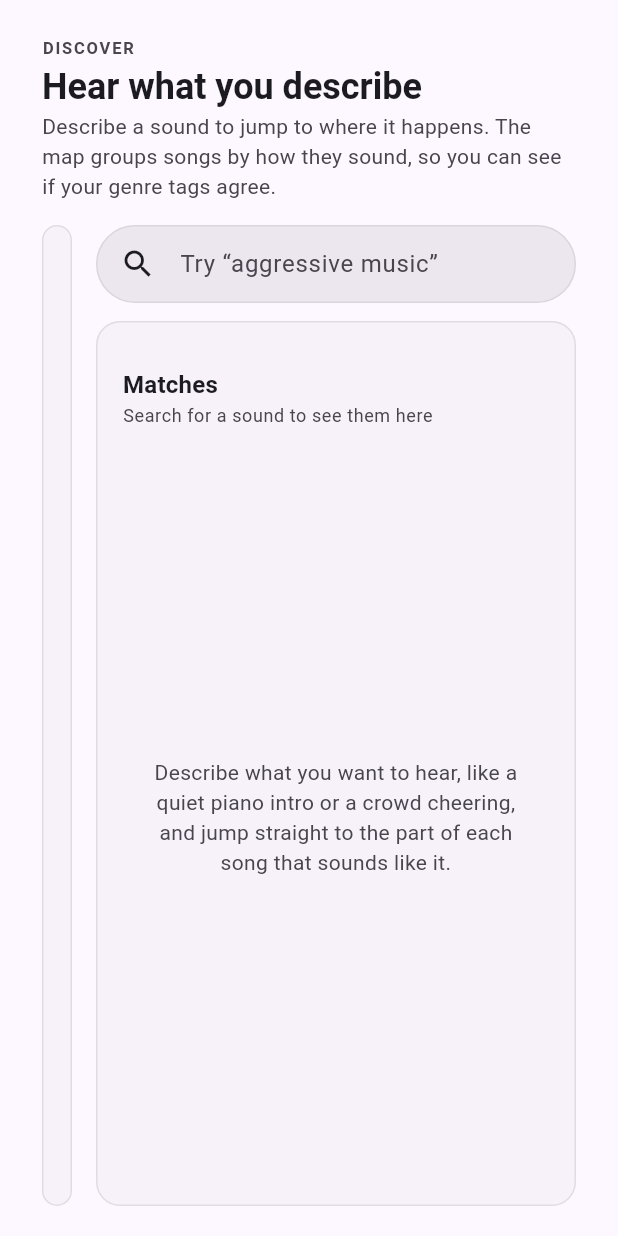
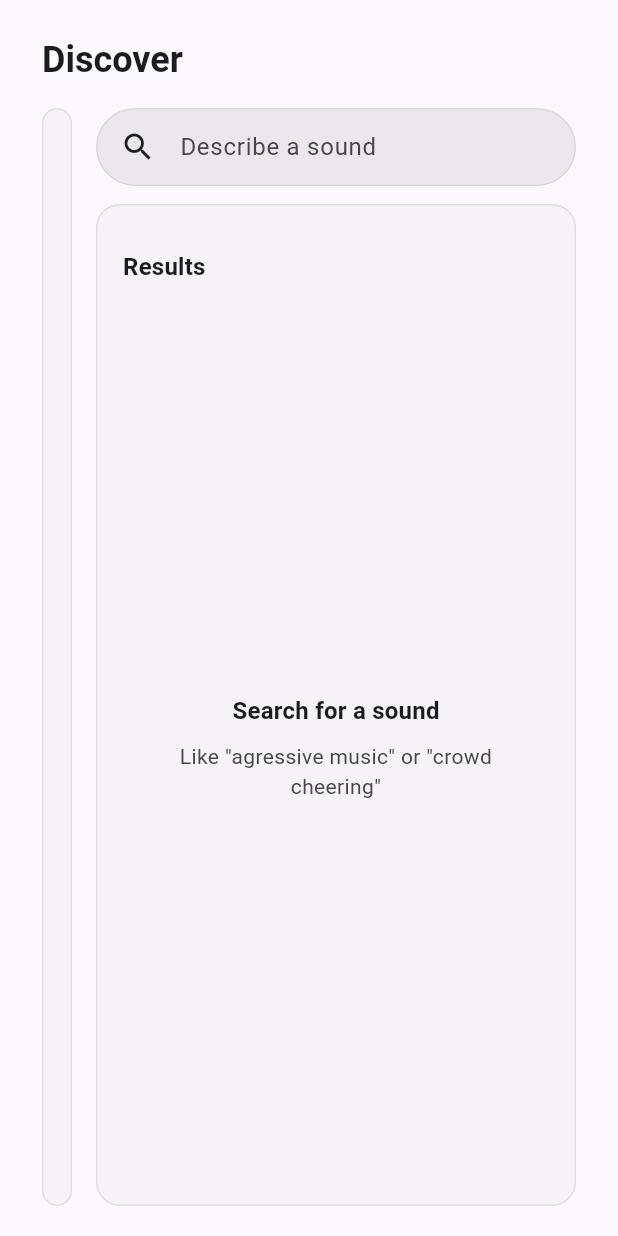
Before and after one commit to jaisawhney/Crate, a Flutter app: the DiscoverScreen widget shown alone on an empty page, opened directly, on a phone screen of 412 x 824 dp. Run offline on Flutter 3.47's test engine with Material 3 defaults, Android fonts, the phone set to English and light mode, and no system bars; our stand-ins replace diacritic, dio, fl_chart, flutter_riverpod, flutter_svg, just_audio and 2 more; missing offline and left inert: audio_metadata_reader, ffmpeg_kit_extended_flutter, file_selector, flutter_edge_ai, flutter_edge_ai_litertlm, just_audio_media_kit and 1 more; generated files the repository leaves out were written again; network calls fail.

Commit message:
Make the UI text plainer

```diff
--- a/lib/ui/core/ui/page_header.dart
+++ b/lib/ui/core/ui/page_header.dart
@@ -1,16 +1,14 @@
 import 'package:material_ui/material_ui.dart';
 
 class PageHeader extends StatelessWidget {
-  final String overline;
   final String title;
-  final String subtitle;
+  final String? subtitle;
   final Widget? trailing;
 
   const PageHeader({
     super.key,
-    required this.overline,
     required this.title,
-    required this.subtitle,
+    this.subtitle,
     this.trailing,
   });
 
@@ -25,10 +23,9 @@ class PageHeader extends StatelessWidget {
           child: Column(
             crossAxisAlignment: CrossAxisAlignment.start,
             children: [
-              Text(overline.toUpperCase(), style: theme.textTheme.labelSmall),
-              const SizedBox(height: 2),
               Text(title, style: theme.textTheme.headlineSmall),
-              Text(subtitle, style: theme.textTheme.bodyMedium),
+              if (subtitle case final subtitle?)
+                Text(subtitle, style: theme.textTheme.bodyMedium),
             ],
           ),
         ),
--- a/lib/ui/core/ui/panel.dart
+++ b/lib/ui/core/ui/panel.dart
@@ -2,14 +2,14 @@ import 'package:material_ui/material_ui.dart';
 
 class Panel extends StatelessWidget {
   final String title;
-  final String subtitle;
+  final String? subtitle;
   final Widget? trailing;
   final Widget child;
 
   const Panel({
     super.key,
     required this.title,
-    required this.subtitle,
+    this.subtitle,
     this.trailing,
     required this.child,
   });
@@ -31,11 +31,14 @@ class Panel extends StatelessWidget {
               titleTextStyle: theme.textTheme.titleMedium,
               subtitleTextStyle: theme.textTheme.bodySmall,
               title: Text(title, maxLines: 1, overflow: TextOverflow.ellipsis),
-              subtitle: Text(
-                subtitle,
-                maxLines: 1,
-                overflow: TextOverflow.ellipsis,
-              ),
+              subtitle: switch (subtitle) {
+                final subtitle? => Text(
+                  subtitle,
+                  maxLines: 1,
+                  overflow: TextOverflow.ellipsis,
+                ),
+                null => null,
+              },
               trailing: trailing,
             ),
             const SizedBox(height: 8),
--- a/lib/ui/discover/widgets/discover_screen.dart
+++ b/lib/ui/discover/widgets/discover_screen.dart
@@ -17,27 +17,14 @@ class DiscoverScreen extends StatelessWidget {
         child: Column(
           crossAxisAlignment: CrossAxisAlignment.stretch,
           children: [
-            const PageHeader(
-              overline: 'Discover',
-              title: 'Hear what you describe',
-              subtitle:
-                  'Describe a sound to jump to where it happens. The map '
-                  'groups songs by how they sound, so you can see if your '
-                  'genre tags agree.',
-            ),
+            const PageHeader(title: 'Discover'),
             const SizedBox(height: 16),
             Expanded(
               child: Row(
                 crossAxisAlignment: CrossAxisAlignment.stretch,
                 children: [
                   const Expanded(
-                    child: Panel(
-                      title: 'Sound map',
-                      subtitle:
-                          'Songs that sound alike sit close together · one '
-                          'dot per song',
-                      child: SoundMap(),
-                    ),
+                    child: Panel(title: 'Sound map', child: SoundMap()),
                   ),
                   const SizedBox(width: 16),
                   SizedBox(
--- a/lib/ui/discover/widgets/now_playing_bar.dart
+++ b/lib/ui/discover/widgets/now_playing_bar.dart
@@ -22,7 +22,6 @@ class NowPlayingBar extends ConsumerWidget {
     );
     final playback = ref.read(playbackProvider.notifier);
     final viewModel = ref.read(discoverViewModelProvider.notifier);
-    final scores = ref.watch(momentScoresProvider).value ?? const [];
 
     var icon = Icons.play_arrow_rounded;
     var tooltip = 'Play';
@@ -65,28 +64,15 @@ class NowPlayingBar extends ConsumerWidget {
               onPressed: () => playback.toggle(track),
             ),
             const SizedBox(width: 16),
-            Expanded(
-              child: Column(
-                mainAxisAlignment: MainAxisAlignment.center,
-                crossAxisAlignment: CrossAxisAlignment.start,
-                children: [
-                  const _Timeline(),
-                  if (scores.isNotEmpty)
-                    Text(
-                      'Amber shows where this song matches best',
-                      style: theme.textTheme.bodySmall,
-                    ),
-                ],
-              ),
-            ),
+            const Expanded(child: _Timeline()),
             const SizedBox(width: 12),
             const _Time(),
             const SizedBox(width: 16),
             Tooltip(
-              message: 'Find songs that sound like the part playing now',
+              message: 'Find songs that sound like this part',
               child: TextButton.icon(
                 icon: const Icon(Icons.radar),
-                label: const Text('Find similar songs'),
+                label: const Text('Find similar'),
                 onPressed: viewModel.searchLikeNow,
               ),
             ),
--- a/lib/ui/discover/widgets/results_panel.dart
+++ b/lib/ui/discover/widgets/results_panel.dart
@@ -14,17 +14,14 @@ import 'genre_colors.dart';
 class ResultsPanel extends ConsumerWidget {
   const ResultsPanel({super.key});
 
-  static const _partial =
-      'Still analyzing your library, some songs are missing';
+  static const _partial = 'Still analyzing, some songs are missing';
 
   @override
   Widget build(BuildContext context, WidgetRef ref) {
-    final theme = Theme.of(context);
     final analyzing = ref.watch(analyzingProvider);
     final moment = ref.watch(momentQueryProvider);
     if (moment != null) {
-      var subtitle =
-          'Songs that sound like it around ${formatDuration(moment.start)}';
+      var subtitle = 'Around ${formatDuration(moment.start)}';
       if (analyzing) subtitle = _partial;
       return Panel(
         title: 'Similar to ${moment.track.title}',
@@ -39,28 +36,19 @@ class ResultsPanel extends ConsumerWidget {
 
     final query = ref.watch(queryProvider);
     if (query.isEmpty) {
-      return Panel(
-        title: 'Matches',
-        subtitle: 'Search for a sound to see them here',
-        child: Center(
-          child: Padding(
-            padding: const EdgeInsets.symmetric(horizontal: 16),
-            child: Text(
-              'Describe what you want to hear, like a quiet piano intro or a '
-              'crowd cheering, and jump straight to the part of each song '
-              'that sounds like it.',
-              textAlign: TextAlign.center,
-              style: theme.textTheme.bodyMedium,
-            ),
-          ),
+      return const Panel(
+        title: 'Results',
+        child: EmptyState(
+          title: 'Search for a sound',
+          message: 'Like "agressive music" or "crowd cheering"',
         ),
       );
     }
 
-    var subtitle = 'Each song plays from the part that fits best';
+    String? subtitle;
     if (analyzing) subtitle = _partial;
     return Panel(
-      title: 'Matches',
+      title: 'Results',
       subtitle: subtitle,
       child: _matches(context, ref),
     );
--- a/lib/ui/discover/widgets/search_field.dart
+++ b/lib/ui/discover/widgets/search_field.dart
@@ -44,7 +44,7 @@ class _SearchFieldState extends ConsumerState<SearchField> {
 
     return SearchBar(
       controller: _controller,
-      hintText: 'Try “aggressive music”',
+      hintText: 'Describe a sound',
       leading: const Icon(Icons.search),
       trailing: [
         if (query.isNotEmpty)
--- a/lib/ui/library/widgets/library_screen.dart
+++ b/lib/ui/library/widgets/library_screen.dart
@@ -25,9 +25,8 @@ class LibraryScreen extends ConsumerWidget {
         crossAxisAlignment: CrossAxisAlignment.stretch,
         children: [
           PageHeader(
-            overline: 'Library',
-            title: 'Your music',
-            subtitle: '$songs songs · ${formatHours(length)} of music',
+            title: 'Library',
+            subtitle: '$songs songs · ${formatHours(length)}',
             trailing: FilledButton.tonalIcon(
               icon: const Icon(Icons.create_new_folder_outlined),
               label: const Text('Add folder'),
@@ -72,7 +71,6 @@ class _Folders extends ConsumerWidget {
 
     return Panel(
       title: 'Folders',
-      subtitle: 'Where your songs come from',
       child: ListView(
         children: [
           for (final folder in folders)
@@ -117,7 +115,7 @@ class _SongSearch extends ConsumerWidget {
   @override
   Widget build(BuildContext context, WidgetRef ref) {
     return SearchBar(
-      hintText: 'Search by title, artist or genre',
+      hintText: 'Search songs',
       leading: const Icon(Icons.search),
       onChanged: ref.read(songSearchProvider.notifier).set,
     );
@@ -134,7 +132,7 @@ class _Songs extends ConsumerWidget {
     final playback = ref.read(playbackProvider.notifier);
     final playbackState = ref.watch(playbackProvider);
 
-    var subtitle = 'Tap a song to play it from the start';
+    String? subtitle;
     if (tracks.length < total) subtitle = '${tracks.length} of $total songs';
     return Panel(
       title: 'Songs',
--- a/lib/ui/shell/widgets/home_shell.dart
+++ b/lib/ui/shell/widgets/home_shell.dart
@@ -40,7 +40,7 @@ class _HomeShellState extends ConsumerState<HomeShell> {
     if (ready.isLoading) return _loading();
     if (ready.hasError) {
       return EmptyState(
-        title: 'Failed to load model',
+        title: "Couldn't load SonicEmbed",
         message: '${ready.error}',
         action: FilledButton(
           onPressed: ref.read(shellViewModelProvider.notifier).retry,
@@ -56,11 +56,10 @@ class _HomeShellState extends ConsumerState<HomeShell> {
     if (folders.isEmpty) {
       return EmptyState(
         icon: Icons.library_music_outlined,
-        title: 'Add your music',
-        message: 'Pick the folder that holds your songs.',
+        title: 'No music yet',
         action: FilledButton(
           onPressed: ref.read(libraryProvider.notifier).addFolder,
-          child: const Text('Add music folder'),
+          child: const Text('Add folder'),
         ),
       );
     }
--- a/lib/ui/shell/widgets/sidebar.dart
+++ b/lib/ui/shell/widgets/sidebar.dart
@@ -25,10 +25,6 @@ class Sidebar extends StatelessWidget {
             SvgPicture.asset('assets/icon/crate.svg', width: 40, height: 40),
             const SizedBox(height: 12),
             Text('Crate', style: theme.textTheme.titleMedium),
-            Text(
-              'Search your music by sound',
-              style: theme.textTheme.bodySmall,
-            ),
           ],
         ),
       ),
```
